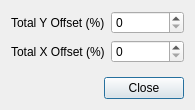
Old version of the form qt/python/mantidqt/widgets/waterfallplotoffsetdialog/waterfall_plot_offset_dialog.ui in the repository mantidproject/mantid.
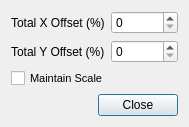
New version of the form.

Commit message: Re #27450 add toolbar icons, add maintain scale option to offset

What changed in the file:
```diff
--- a/qt/python/mantidqt/widgets/waterfallplotoffsetdialog/waterfall_plot_offset_dialog.ui
+++ b/qt/python/mantidqt/widgets/waterfallplotoffsetdialog/waterfall_plot_offset_dialog.ui
@@ -6,15 +6,79 @@
    <rect>
     <x>0</x>
     <y>0</y>
-    <width>195</width>
-    <height>110</height>
+    <width>176</width>
+    <height>126</height>
    </rect>
   </property>
   <property name="windowTitle">
    <string>Dialog</string>
   </property>
   <layout class="QGridLayout" name="gridLayout_2">
-   <item row="1" column="0">
+   <item row="0" column="0">
+    <layout class="QGridLayout" name="gridLayout" columnstretch="0,0,0">
+     <property name="sizeConstraint">
+      <enum>QLayout::SetDefaultConstraint</enum>
+     </property>
+     <item row="0" column="2">
+      <widget class="QSpinBox" name="x_offset_spin_box">
+       <property name="maximum">
+        <number>100000</number>
+       </property>
+      </widget>
+     </item>
+     <item row="2" column="2">
+      <widget class="QSpinBox" name="y_offset_spin_box">
+       <property name="maximum">
+        <number>100000</number>
+       </property>
+      </widget>
+     </item>
+     <item row="2" column="1">
+      <widget class="QLabel" name="label_2">
+       <property name="text">
+        <string>Total Y Offset (%)</string>
+       </property>
+      </widget>
+     </item>
+     <item row="0" column="1">
+      <widget class="QLabel" name="label">
+       <property name="sizePolicy">
+        <sizepolicy hsizetype="Preferred" vsizetype="Preferred">
+         <horstretch>0</horstretch>
+         <verstretch>0</verstretch>
+        </sizepolicy>
+       </property>
+       <property name="text">
+        <string>Total X Offset (%)</string>
+       </property>
+      </widget>
+     </item>
+     <item row="3" column="1" colspan="2">
+      <widget class="QCheckBox" name="keep_proportion_check_box">
+       <property name="sizePolicy">
+        <sizepolicy hsizetype="Preferred" vsizetype="Fixed">
+         <horstretch>50</horstretch>
+         <verstretch>0</verstretch>
+        </sizepolicy>
+       </property>
+       <property name="font">
+        <font>
+         <pointsize>8</pointsize>
+         <weight>50</weight>
+         <bold>false</bold>
+        </font>
+       </property>
+       <property name="text">
+        <string>Maintain Scale</string>
+       </property>
+       <property name="checkable">
+        <bool>true</bool>
+       </property>
+      </widget>
+     </item>
+    </layout>
+   </item>
+   <item row="2" column="0">
     <spacer name="verticalSpacer">
      <property name="orientation">
       <enum>Qt::Vertical</enum>
@@ -27,39 +91,7 @@
      </property>
     </spacer>
    </item>
-   <item row="0" column="0">
-    <layout class="QGridLayout" name="gridLayout">
-     <item row="0" column="1">
-      <widget class="QSpinBox" name="y_offset_spin_box">
-       <property name="maximum">
-        <number>100000</number>
-       </property>
-      </widget>
-     </item>
-     <item row="1" column="1">
-      <widget class="QSpinBox" name="x_offset_spin_box">
-       <property name="maximum">
-        <number>100000</number>
-       </property>
-      </widget>
-     </item>
-     <item row="0" column="0">
-      <widget class="QLabel" name="label">
-       <property name="text">
-        <string>Total Y Offset (%)</string>
-       </property>
-      </widget>
-     </item>
-     <item row="1" column="0">
-      <widget class="QLabel" name="label_2">
-       <property name="text">
-        <string>Total X Offset (%)</string>
-       </property>
-      </widget>
-     </item>
-    </layout>
-   </item>
-   <item row="2" column="0">
+   <item row="3" column="0">
     <layout class="QHBoxLayout" name="horizontalLayout">
      <item>
       <spacer name="horizontalSpacer">
```
Left out of the diff: 2 changed lines with no effect on the pictures. The commit also changes 5 other files.
